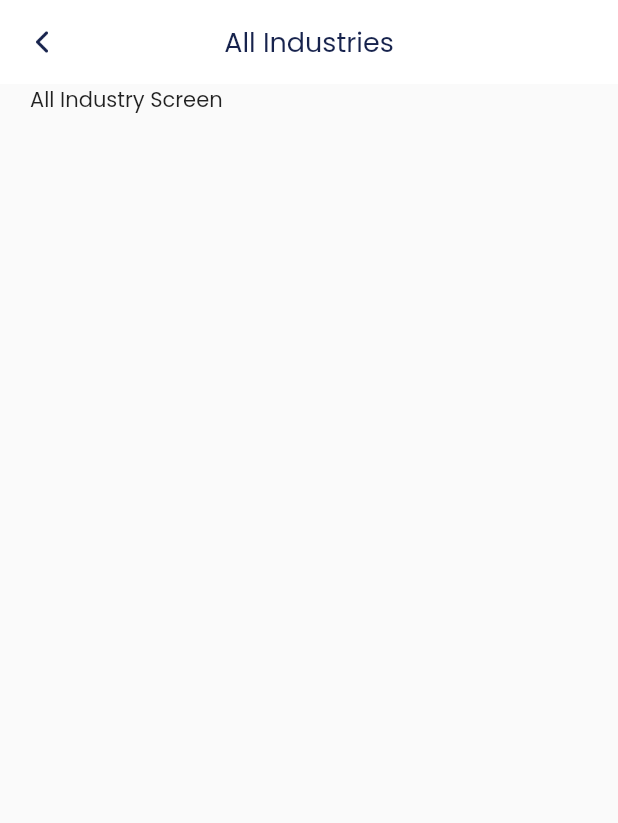
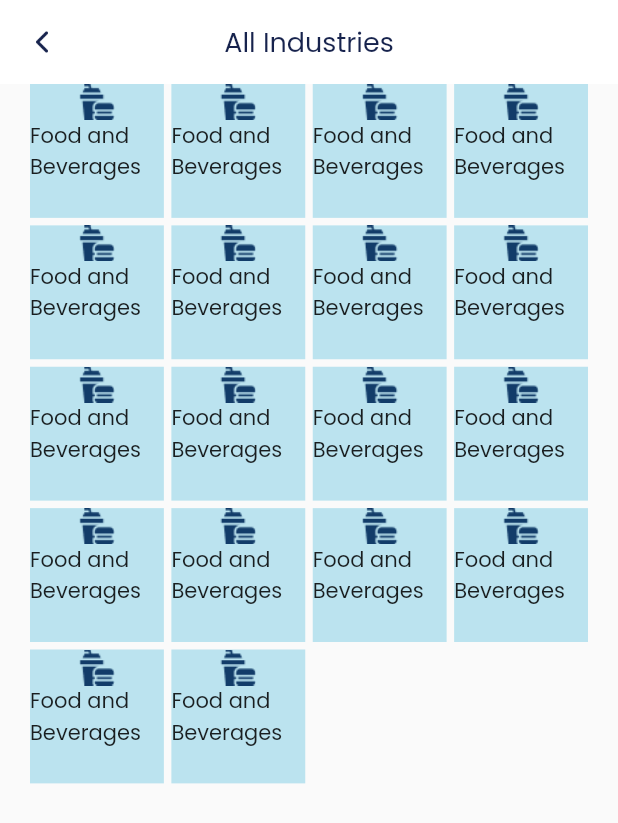
Before and after one commit to dimaspradipta19/mytradeasia, a Flutter app: the AllIndustryScreen screen opened directly, on a phone screen of 412 x 824 dp. Shown: the top 823 px of the screen. Run offline on Flutter 3.47's test engine with Material 2 defaults, Android fonts, the phone set to English and light mode, and no system bars; our stand-ins replace firebase_auth, firebase_core, sqflite; accounts and stored records are empty.

Commit message:
create new screen for all industry and make gridview

```diff
--- a/lib/view/menu/all_products/all_industry_screen.dart
+++ b/lib/view/menu/all_products/all_industry_screen.dart
@@ -29,10 +29,32 @@ class AllIndustryScreen extends StatelessWidget {
       ),
       body: Padding(
         padding: const EdgeInsets.symmetric(horizontal: 20.0),
-        child: Column(
-          children: const [
-            Text("All Industry Screen"),
-          ],
+        child: Expanded(
+          child: GridView.builder(
+            itemCount: 18,
+            gridDelegate: const SliverGridDelegateWithFixedCrossAxisCount(
+              crossAxisCount: 4,
+              crossAxisSpacing: 5,
+              mainAxisSpacing: 5,
+            ),
+            itemBuilder: (context, index) {
+              return Container(
+                height: 50,
+                width: 50,
+                color: secondaryColor4,
+                child: Column(
+                  children: [
+                    Image.asset(
+                      "assets/images/icon_food.png",
+                      width: 24.0,
+                      height: 24.0,
+                    ),
+                    Text("Food and Beverages")
+                  ],
+                ),
+              );
+            },
+          ),
         ),
       ),
     );
```
